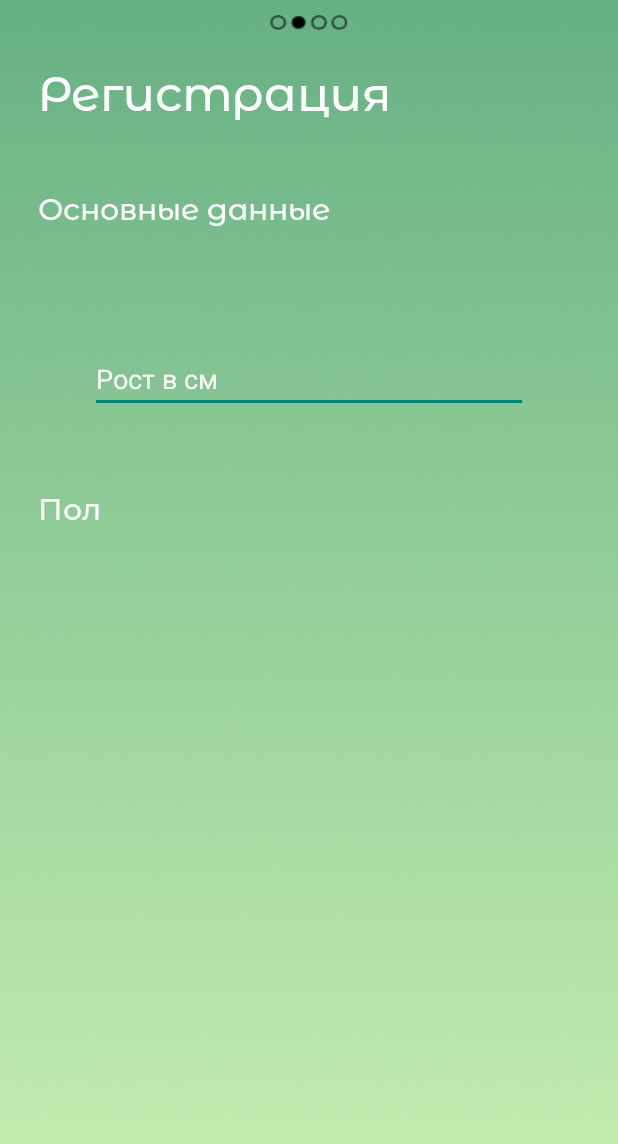
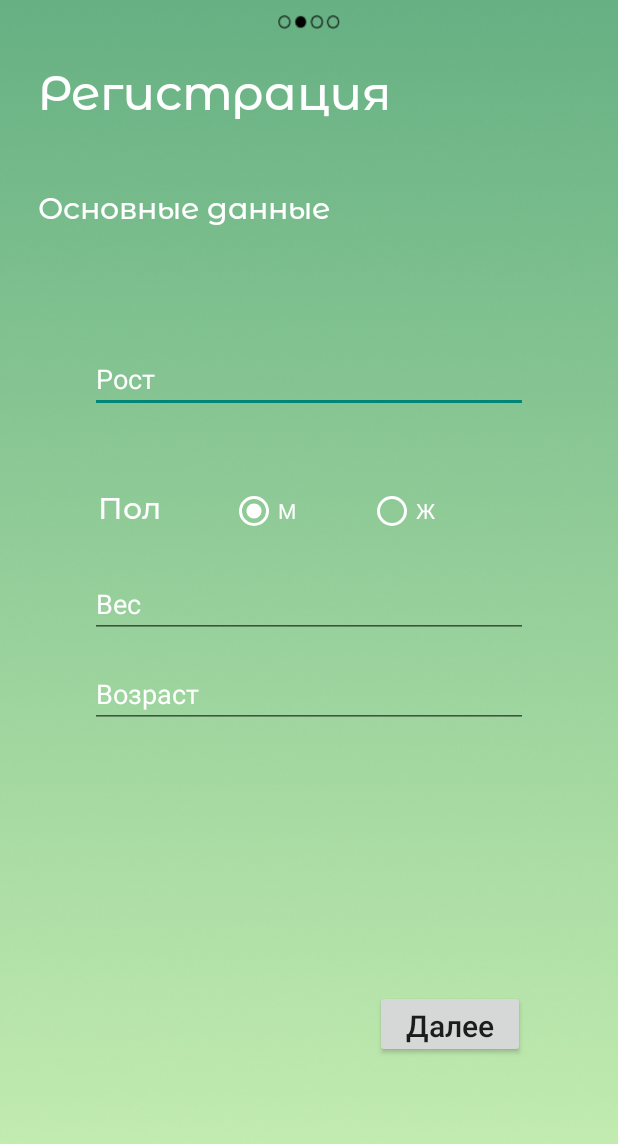
Before and after one commit to Epl-Grey/EatWell, an Android app: the RegisterInformActivity screen opened directly, with no data from a screen before it, on a phone screen of 412 x 824 dp. Shown: the top 1144 px of the screen. Run offline under Robolectric (Android 15) with nearby library versions, the phone set to English and light mode, and no system bars.

Commit message:
add register

```diff
--- a/app/src/main/AndroidManifest.xml
+++ b/app/src/main/AndroidManifest.xml
@@ -18,6 +18,9 @@
         android:supportsRtl="true"
         android:theme="@style/Theme.Design.Light.NoActionBar"
         tools:targetApi="31">
+        <activity
+            android:name=".RegisterLifeActivity"
+            android:exported="false" />
         <activity
             android:name=".RegisterInformActivity"
             android:exported="false" />
--- a/app/src/main/java/com/example/myapplication/ObAdapter.java
+++ b/app/src/main/java/com/example/myapplication/ObAdapter.java
@@ -76,7 +76,7 @@ public class ObAdapter extends PagerAdapter {
         description = v.findViewById(R.id.description);
 
         image.setImageResource(images[position]);
-        image.setImageResource(images2[position]);
+        image2.setImageResource(images2[position]);
         title.setText(titles[position]);
         description.setText(descriptions[position]);
 
--- a/app/src/main/java/com/example/myapplication/RegisterInformActivity.java
+++ b/app/src/main/java/com/example/myapplication/RegisterInformActivity.java
@@ -2,13 +2,52 @@ package com.example.myapplication;
 
 import androidx.appcompat.app.AppCompatActivity;
 
+import android.content.Intent;
 import android.os.Bundle;
+import android.view.View;
+import android.widget.Button;
+import android.widget.EditText;
+import android.widget.Toast;
 
 public class RegisterInformActivity extends AppCompatActivity {
+
+    EditText editRost;
+    EditText editWeight;
+    EditText editAges;
+    Button btnNext;
 
     @Override
     protected void onCreate(Bundle savedInstanceState) {
         super.onCreate(savedInstanceState);
         setContentView(R.layout.activity_register_inform);
+
+        Intent intentNext = new Intent(this, RegisterLifeActivity.class);
+
+        editRost = findViewById(R.id.editRost);
+        editWeight = findViewById(R.id.editWeight);
+        editAges = findViewById(R.id.editAges);
+
+        btnNext = findViewById(R.id.btnNext);
+
+        String rost = editRost.getText().toString();
+        String weight = editWeight.getText().toString();
+        String ages = editAges.getText().toString();
+        String aim = intentNext.getStringExtra("aim");
+        btnNext.setOnClickListener(view -> {
+            if (rost.matches("")) {
+                if(weight.matches("")) {
+                    if(ages.matches("")) {
+                        intentNext.putExtra("rost", rost);
+                        intentNext.putExtra("weight", weight);
+                        intentNext.putExtra("ages", ages);
+                        intentNext.putExtra("aim", aim);
+                        startActivity(intentNext);
+                    }
+                }
+            }
+        });
+
+
+
     }
 }
--- a/app/src/main/res/layout/activity_register_aim.xml
+++ b/app/src/main/res/layout/activity_register_aim.xml
@@ -14,10 +14,10 @@
         <ImageView
             android:id="@+id/listItem"
             android:layout_width="match_parent"
-            android:layout_height="10dp"
+            android:layout_height="9dp"
             android:layout_marginTop="10dp"
-            android:layout_marginLeft="180dp"
-            android:layout_marginRight="180dp"
+            android:layout_marginLeft="185dp"
+            android:layout_marginRight="185dp"
             android:foregroundGravity="center"
             android:background="@drawable/list1"/>
 
--- a/app/src/main/res/layout/activity_register_inform.xml
+++ b/app/src/main/res/layout/activity_register_inform.xml
@@ -16,10 +16,10 @@
         <ImageView
             android:id="@+id/listItem"
             android:layout_width="match_parent"
-            android:layout_height="10dp"
+            android:layout_height="9dp"
             android:layout_marginTop="10dp"
-            android:layout_marginLeft="180dp"
-            android:layout_marginRight="180dp"
+            android:layout_marginLeft="185dp"
+            android:layout_marginRight="185dp"
             android:foregroundGravity="center"
             android:background="@drawable/list2"/>
 
@@ -56,22 +56,90 @@
             android:layout_marginTop="230dp"
             android:layout_marginRight="60dp"
             android:layout_marginLeft="60dp"
-            android:hint="Рост в см"
+            android:hint="Рост"
             android:textColorHint="@color/white" />
 
 
         <TextView
             android:id="@+id/aim"
-            android:layout_width="match_parent"
+            android:layout_width="60dp"
             android:layout_height="45dp"
             android:layout_marginTop="240dp"
             android:text="Пол"
             android:textSize="20sp"
-            android:layout_marginLeft="25dp"
+            android:layout_marginLeft="65dp"
             android:layout_below="@+id/register"
             android:fontFamily="@font/montserrt4"
             android:textColor="@color/white"
             />
+
+        <RadioGroup
+            android:id="@+id/radioGrp"
+            android:layout_width="200dp"
+            android:layout_height="wrap_content"
+            android:orientation="horizontal"
+            android:layout_toRightOf="@+id/aim"
+            android:layout_below="@+id/editRost"
+            android:layout_marginTop="49dp"
+            android:paddingLeft="8dp"
+            android:layout_marginLeft="20dp"
+            android:paddingRight="8dp"
+            >
+            <RadioButton
+                android:id="@+id/radioM"
+                android:layout_width="0dp"
+                android:layout_height="wrap_content"
+                android:layout_gravity="left"
+                android:checked="true"
+                android:layout_weight="1"
+                android:textSize="14dp"
+                android:text="М"
+                android:textColor="@color/white"
+                android:buttonTint="@color/white" />
+
+            <RadioButton
+                android:id="@+id/radioF"
+                android:layout_width="0dp"
+                android:layout_height="wrap_content"
+                android:layout_gravity="right"
+                android:checked="false"
+                android:layout_weight="1"
+                android:textSize="14dp"
+                android:text="Ж"
+                android:textColor="@color/white"
+                android:buttonTint="@color/white"
+                />
+        </RadioGroup>
+
+        <EditText
+            android:id="@+id/editWeight"
+            android:layout_width="match_parent"
+            android:layout_height="45dp"
+            android:layout_marginTop="380dp"
+            android:layout_marginRight="60dp"
+            android:layout_marginLeft="60dp"
+            android:hint="Вес"
+            android:textColorHint="@color/white" />
+
+        <EditText
+            android:id="@+id/editAges"
+            android:layout_width="match_parent"
+            android:layout_height="45dp"
+            android:layout_marginTop="440dp"
+            android:layout_marginRight="60dp"
+            android:layout_marginLeft="60dp"
+            android:hint="Возраст"
+            android:textColorHint="@color/white" />
+
+        <androidx.appcompat.widget.AppCompatButton
+            android:id="@+id/btnNext"
+            android:layout_width="100dp"
+            android:layout_height="45dp"
+            android:layout_marginTop="660dp"
+            android:layout_marginLeft="250dp"
+            android:textAllCaps="false"
+            android:text="Далее"
+            android:textSize="20sp"/>
 
     </RelativeLayout>
 
```
Also changed, not shown: app/src/main/java/com/example/myapplication/RegisterLifeActivity.java (added, +14 -0 lines), app/src/main/res/layout/activity_register_life.xml (added, +59 -0 lines).
